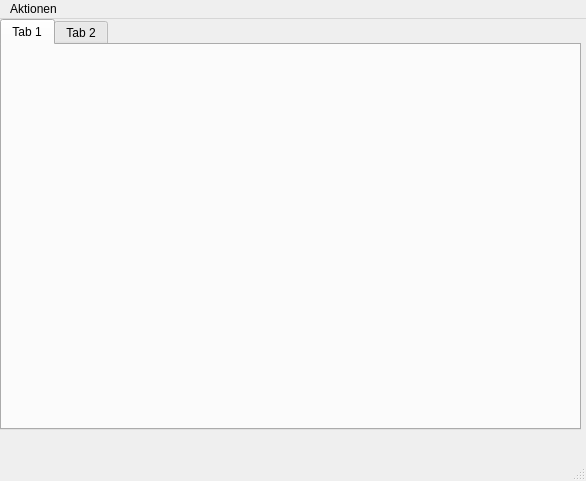
The window that ui/mainwindow.ui (andreasholzner/borgmatic-ui) describes before a commit, drawn with Qt 5.
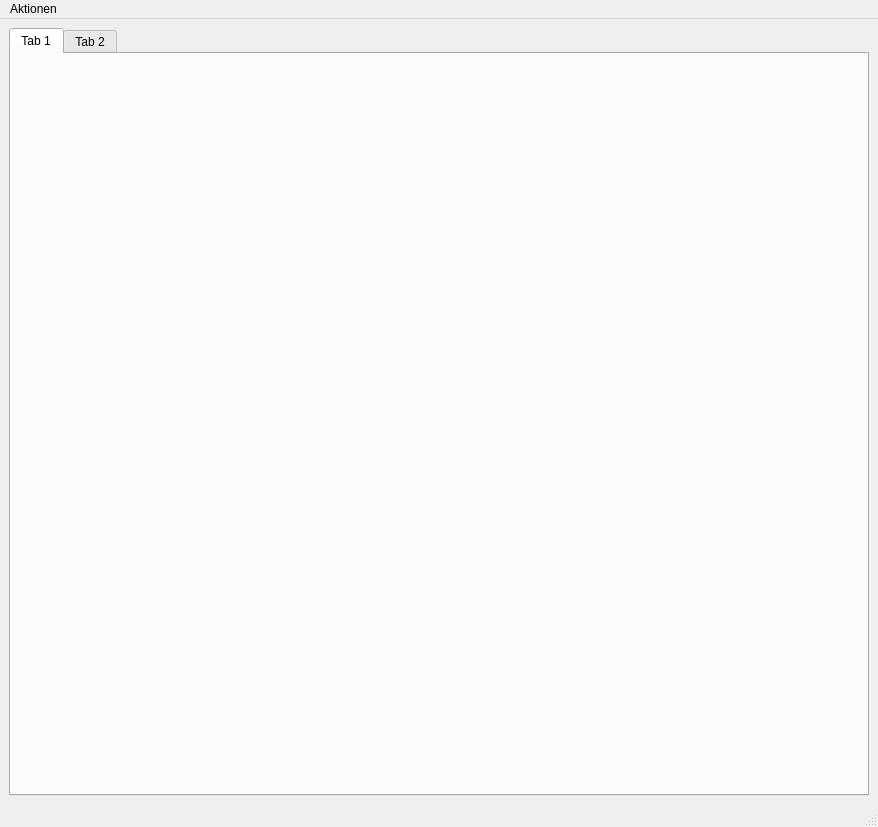
The same window after the commit.

Commit message: Fix layout to scale with window size

Diff of the .ui file:
```diff
--- a/ui/mainwindow.ui
+++ b/ui/mainwindow.ui
@@ -6,24 +6,20 @@
    <rect>
     <x>0</x>
     <y>0</y>
-    <width>586</width>
-    <height>481</height>
+    <width>878</width>
+    <height>827</height>
    </rect>
   </property>
   <property name="windowTitle">
    <string>Borgmatic UI</string>
   </property>
   <widget class="QWidget" name="centralwidget">
-   <widget class="QWidget" name="verticalLayoutWidget">
-    <property name="geometry">
-     <rect>
-      <x>0</x>
-      <y>0</y>
-      <width>581</width>
-      <height>411</height>
-     </rect>
-    </property>
+   <layout class="QHBoxLayout" name="horizontalLayout">
+    <item>
     <layout class="QVBoxLayout" name="verticalLayout">
+      <property name="sizeConstraint">
+       <enum>QLayout::SetNoConstraint</enum>
+      </property>
      <item>
       <widget class="QTabWidget" name="borgmaticTabWidget">
        <widget class="QWidget" name="tab">
@@ -39,14 +35,15 @@
       </widget>
      </item>
     </layout>
-   </widget>
+    </item>
+   </layout>
   </widget>
   <widget class="QMenuBar" name="menubar">
    <property name="geometry">
     <rect>
      <x>0</x>
      <y>0</y>
-     <width>586</width>
+     <width>878</width>
      <height>39</height>
     </rect>
    </property>
```
Lines whose indentation alone changed are shown as unchanged. The commit also changes 1 other file.
